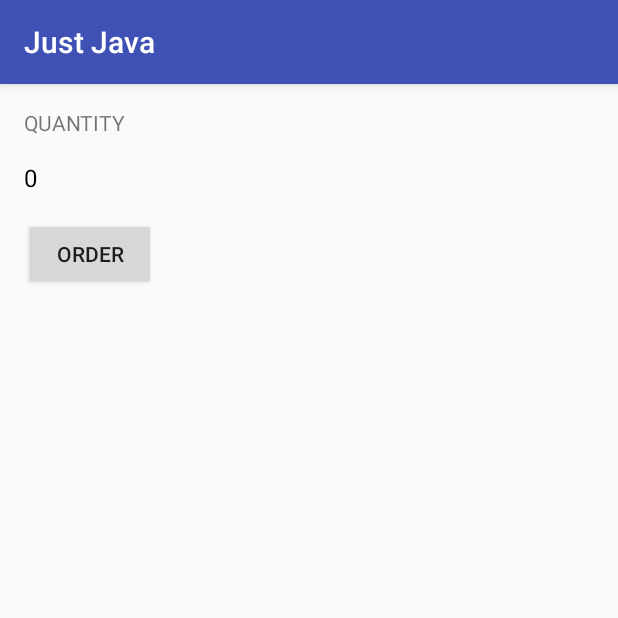
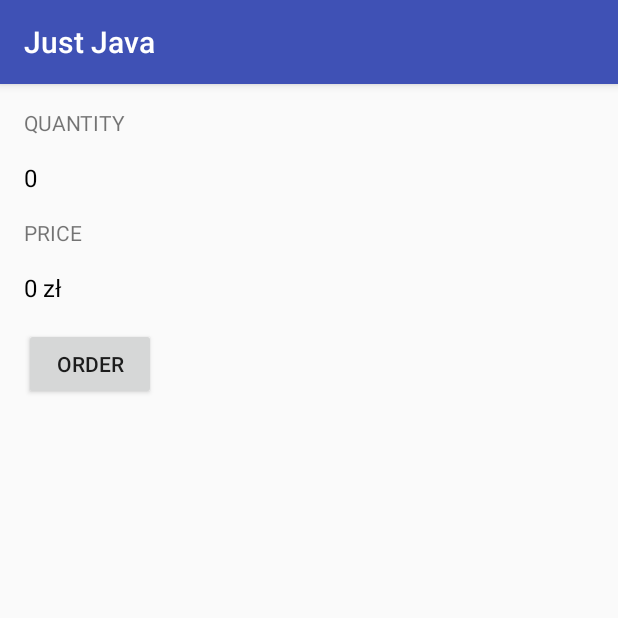
Before and after one commit to ezbery/Android, an Android app: the screen it shows after launch (MainActivity), on a phone screen of 412 x 824 dp, the top half of it. Run offline under Robolectric (Android 15) with nearby library versions, the phone set to English and light mode, and no system bars.

Commit message:
more fields

```diff
--- a/JustJava/app/src/main/res/layout/activity_main.xml
+++ b/JustJava/app/src/main/res/layout/activity_main.xml
@@ -28,6 +28,24 @@
         android:textSize="16sp"
         />
 
+    <TextView
+        android:layout_width="wrap_content"
+        android:layout_height="wrap_content"
+        android:layout_marginBottom="16dp"
+        android:layout_marginTop="16dp"
+        android:text="Price"
+        android:textAllCaps="true"
+        />
+
+    <TextView
+        android:id="@+id/price_text_view"
+        android:layout_width="wrap_content"
+        android:layout_height="wrap_content"
+        android:text="0 zł"
+        android:textColor="@android:color/black"
+        android:textSize="16sp"
+        />
+
     <Button
         android:layout_width="wrap_content"
         android:layout_height="wrap_content"
```
